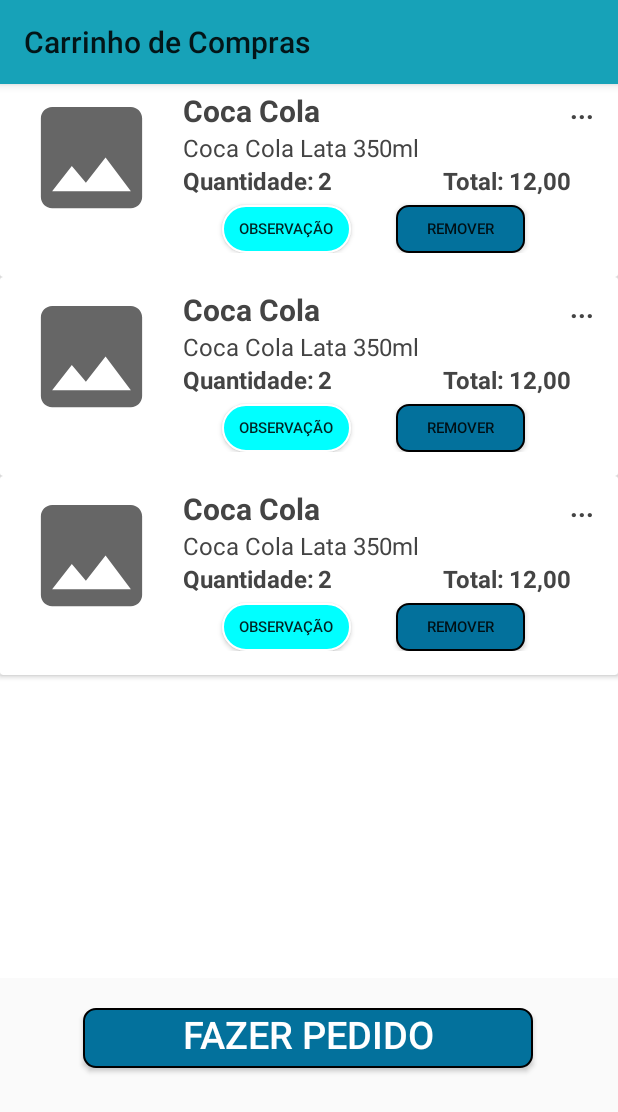
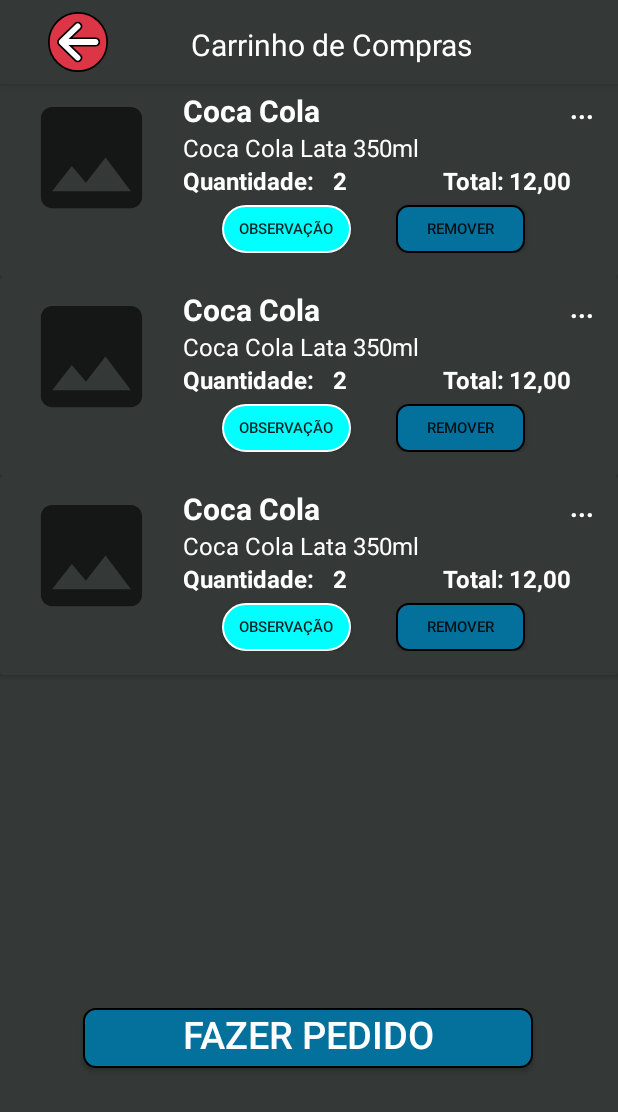
Before and after one commit to diego-dps/Grupo2_TTC_ETEC, an Android app: the layout activity_carrinho_compras.xml on its own in the app's theme, with its tools: preview values and no code run, on a phone screen of 412 x 824 dp. Shown: the top 1112 px of the screen. Run offline under Robolectric (Android 15) with nearby library versions, the phone set to English and light mode, and no system bars; Roboto replaces fonts that are not available here.

Commit message:
Versão 1.0

```diff
--- a/Mobile/SGBR/app/src/main/java/com/example/sgbr/adapter/AdapterCategoriaCardapio.java
+++ b/Mobile/SGBR/app/src/main/java/com/example/sgbr/adapter/AdapterCategoriaCardapio.java
@@ -46,7 +46,7 @@
         holder.txt_nome_categoria.setText(cardapio.getCategoria_Cardapio());
 
         Glide.with(context)
-                .load("http://192.168.15.12:80/Grupo2_TTC_ETEC/Web/ProjetoTCC/assets/img/cardapio/"+cardapio.getFoto_Cardapio())
+                .load("http://192.168.0.14:80/Grupo2_TTC_ETEC/Web/ProjetoTCC/assets/img/cardapio/"+cardapio.getFoto_Cardapio())
                 .centerCrop()
                 .into(holder.img_categoria);
 
--- a/Mobile/SGBR/app/src/main/java/com/example/sgbr/adapter/AdapterItensCardapio.java
+++ b/Mobile/SGBR/app/src/main/java/com/example/sgbr/adapter/AdapterItensCardapio.java
@@ -146,7 +146,7 @@
         });
 
         Glide.with(context)
-                .load("http://192.168.15.12:80/Grupo2_TTC_ETEC/Web/ProjetoTCC/assets/img/itens/"+item.getFoto_Item())
+                .load("http://192.168.0.14:80/Grupo2_TTC_ETEC/Web/ProjetoTCC/assets/img/itens/"+item.getFoto_Item())
                 .centerCrop()
                 .into(holder.img_item);
     }
--- a/Mobile/SGBR/app/src/main/java/com/example/sgbr/adapter/AdapterItensCarrinho.java
+++ b/Mobile/SGBR/app/src/main/java/com/example/sgbr/adapter/AdapterItensCarrinho.java
@@ -65,7 +65,7 @@
         holder.txt_valor_quantidade.setText(itemPedido.getQuantidade());
         holder.txt_valor.setText(itemPedido.getPreco());
         Glide.with(context)
-                .load("http://192.168.15.12:80/Grupo2_TTC_ETEC/Web/ProjetoTCC/assets/img/itens/"+itemPedido.getFoto_Item())
+                .load("http://192.168.0.14:80/Grupo2_TTC_ETEC/Web/ProjetoTCC/assets/img/itens/"+itemPedido.getFoto_Item())
                 .centerCrop()
                 .into(holder.txt_img);
         holder.btn_remove_item.setOnClickListener(new View.OnClickListener() {
--- a/Mobile/SGBR/app/src/main/java/com/example/sgbr/ui/CarrinhoComprasActivity.java
+++ b/Mobile/SGBR/app/src/main/java/com/example/sgbr/ui/CarrinhoComprasActivity.java
@@ -149,9 +149,9 @@
         });
     }
 
-    public void testeTelasObservação(View v) {
+    public void testeTelasItens(View v) {
 
-        Intent it = new Intent(CarrinhoComprasActivity.this, ObservacaoActivity.class);
+        Intent it = new Intent(CarrinhoComprasActivity.this, CategoriaCardapioActivity.class);
         startActivity(it);
     }
 
--- a/Mobile/SGBR/app/src/main/res/layout/activity_carrinho_compras.xml
+++ b/Mobile/SGBR/app/src/main/res/layout/activity_carrinho_compras.xml
@@ -3,11 +3,12 @@
     xmlns:app="http://schemas.android.com/apk/res-auto"
     xmlns:tools="http://schemas.android.com/tools"
     android:layout_width="match_parent"
-    android:layout_height="match_parent">
+    android:layout_height="match_parent"
+    android:background="@color/blackDarktheme">
 
 
     <com.google.android.material.appbar.AppBarLayout
-        android:id="@+id/app_bar_carrinho_compras"
+        android:id="@+id/app_bar"
         android:layout_width="match_parent"
         android:layout_height="wrap_content"
         android:theme="@style/ThemeOverlay.AppCompat.ActionBar">
@@ -16,21 +17,52 @@
             android:id="@+id/toolbar"
             android:layout_width="match_parent"
             android:layout_height="wrap_content"
-            android:background="@color/azulClaro"
-            app:popupTheme="@style/ThemeOverlay.MaterialComponents.Light"
-            app:title="@string/toolbar_carrinho_compras">
+            android:background="@color/blackDarktheme">
+
+            <LinearLayout
+                android:layout_width="match_parent"
+                android:layout_height="wrap_content"
+                android:layout_margin="5dp"
+                android:orientation="horizontal"
+                android:gravity="center">
+
+                <TextView
+                    android:id="@+id/txt_icon_back"
+                    android:layout_width="40dp"
+                    android:layout_height="40dp"
+                    android:layout_marginLeft="-10dp"
+                    android:background="@drawable/ic_grupo_1"
+                    android:onClick="testeTelasItens"
+                    android:textColor="@android:color/white"
+                    android:textSize="24sp" />
+
+                <TextView
+                    android:layout_width="wrap_content"
+                    android:layout_height="match_parent"
+                    android:text="@string/toolbar_carrinho_compras"
+                    android:layout_marginLeft="55dp"
+                    android:layout_marginTop="5dp"
+                    android:textSize="20sp"
+                    android:textColor="@color/colorTextPrimary" />
+
+                <TextView
+                    android:layout_width="40dp"
+                    android:layout_height="40dp"
+                    android:layout_marginLeft="25dp"
+                    />
+
+            </LinearLayout>
 
         </androidx.appcompat.widget.Toolbar>
-
     </com.google.android.material.appbar.AppBarLayout>
 
     <androidx.recyclerview.widget.RecyclerView
         android:id="@+id/recyclerciew_carrinho_compras"
         android:layout_width="match_parent"
         android:layout_height="600dp"
-        android:layout_below="@+id/app_bar_carrinho_compras"
+        android:layout_below="@id/app_bar"
         android:layout_marginTop="-4dp"
-        android:background="@color/colorPrimaryLigth"
+        android:background="@color/blackDarktheme"
         app:layoutManager="androidx.recyclerview.widget.LinearLayoutManager"
         tools:listitem="@layout/carrinho_compras" />
 
--- a/Mobile/SGBR/app/src/main/res/layout/carrinho_compras.xml
+++ b/Mobile/SGBR/app/src/main/res/layout/carrinho_compras.xml
@@ -1,11 +1,12 @@
 <?xml version="1.0" encoding="utf-8"?>
-<androidx.cardview.widget.CardView
-    xmlns:android="http://schemas.android.com/apk/res/android"
+<androidx.cardview.widget.CardView xmlns:android="http://schemas.android.com/apk/res/android"
     android:layout_width="match_parent"
     android:layout_height="wrap_content"
     xmlns:tools="http://schemas.android.com/tools"
+    xmlns:app="http://schemas.android.com/apk/res-auto"
     android:background="@drawable/card_view_background"
-    tools:showIn="@layout/activity_carrinho_compras">
+    tools:showIn="@layout/activity_carrinho_compras"
+    app:cardBackgroundColor="@color/blackDarktheme">
 
     <RelativeLayout
         android:layout_width="match_parent"
@@ -31,7 +32,7 @@
             android:layout_height="wrap_content"
             android:textSize="20sp"
             android:textStyle="bold"
-            android:textColor="@color/darkergray"
+            android:textColor="@android:color/white"
             android:layout_marginStart="16dp"
             android:layout_toEndOf="@id/txt_img"
             android:layout_alignTop="@id/txt_img"
@@ -45,7 +46,7 @@
             android:textSize="16sp"
             android:singleLine="true"
             android:ellipsize="marquee"
-            android:textColor="@color/darkergray"
+            android:textColor="@android:color/white"
             android:layout_below="@id/txt_titulo"
             android:layout_alignStart="@id/txt_titulo"
             tools:text="Coca Cola Lata 350ml"
@@ -58,7 +59,7 @@
             android:textSize="16sp"
             android:singleLine="true"
             android:ellipsize="marquee"
-            android:textColor="@color/darkergray"
+            android:textColor="@android:color/white"
             android:layout_below="@id/txt_descricao"
             android:layout_alignParentEnd="true"
             android:layout_marginRight="60dp"
@@ -74,7 +75,7 @@
             android:textSize="16sp"
             android:singleLine="true"
             android:ellipsize="marquee"
-            android:textColor="@color/darkergray"
+            android:textColor="@android:color/white"
             android:layout_below="@id/txt_descricao"
             android:layout_alignStart="@id/txt_total"
             android:textStyle="bold"
@@ -89,7 +90,7 @@
             android:textSize="16sp"
             android:singleLine="true"
             android:ellipsize="marquee"
-            android:textColor="@color/darkergray"
+            android:textColor="@android:color/white"
             android:textStyle="bold"
             android:layout_below="@id/txt_descricao"
             android:layout_alignStart="@id/txt_titulo"
@@ -104,11 +105,11 @@
             android:textSize="16sp"
             android:singleLine="true"
             android:ellipsize="marquee"
-            android:textColor="@color/darkergray"
+            android:textColor="@android:color/white"
             android:layout_below="@id/txt_descricao"
             android:layout_alignStart="@id/txt_quantidade"
             android:textStyle="bold"
-            android:layout_marginLeft="90dp"
+            android:layout_marginLeft="100dp"
             tools:text="2"
             />
 
@@ -120,7 +121,7 @@
             android:layout_alignParentEnd="true"
             android:ellipsize="marquee"
             android:singleLine="true"
-            android:textColor="@color/darkergray"
+            android:textColor="@android:color/white"
             android:textSize="18sp"
             android:textStyle="bold"
             tools:ignore="RelativeOverlap"
```
Also changed, not shown: 12 other files.
